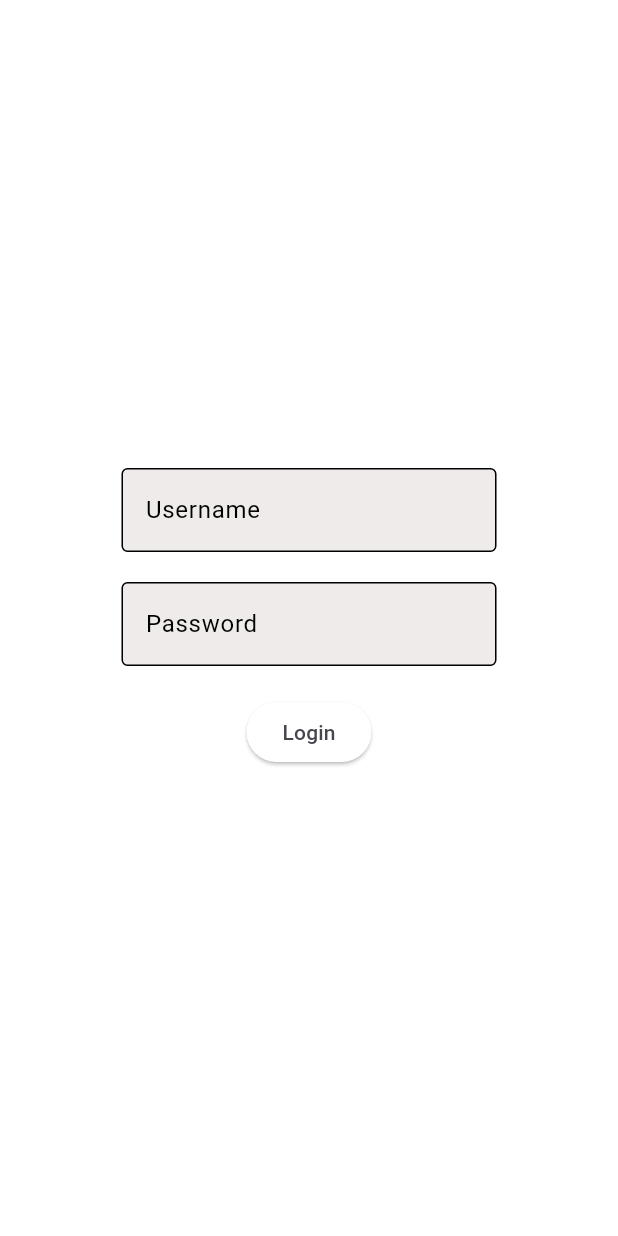
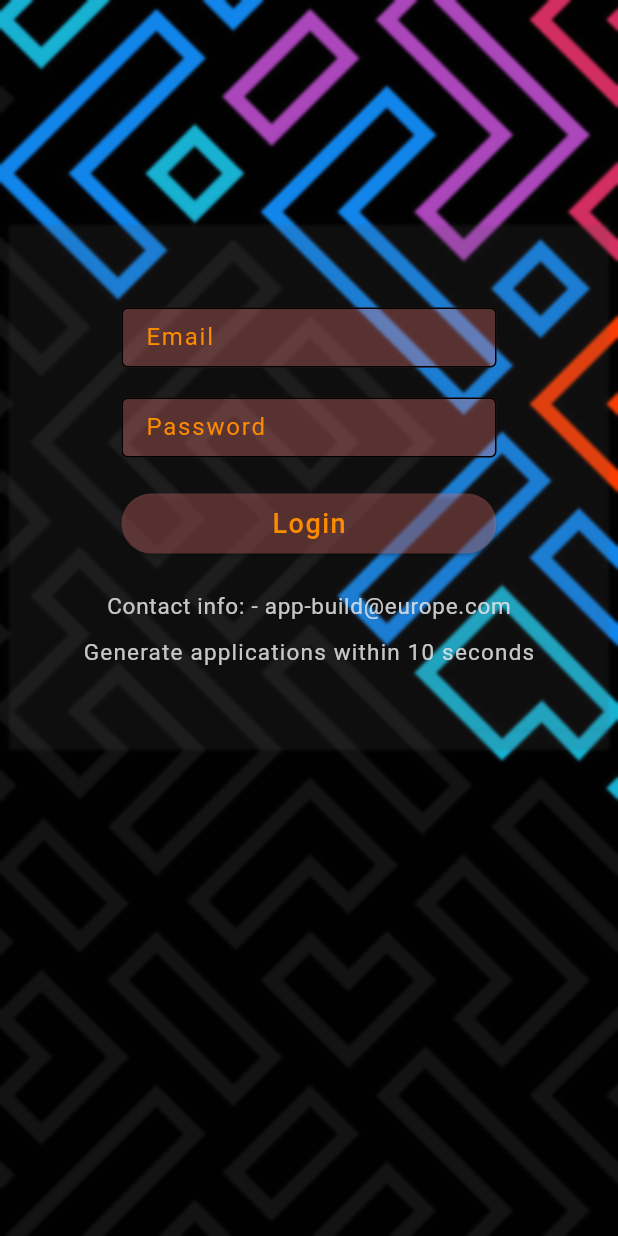
Before and after one commit to jabaere/enfappbuilder, a Flutter app: the screen it shows after launch, on a phone screen of 412 x 824 dp. Run offline on Flutter 3.47's test engine with Material 3 defaults, Android fonts, the phone set to English and light mode, and no system bars; our stand-ins replace firebase_auth, firebase_core, localstorage, quickalert; missing offline and left inert: dart:html, docx_template, syncfusion_flutter_pdf, universal_html; accounts and stored records are empty.

Commit message:
update loader

```diff
--- a/lib/main.dart
+++ b/lib/main.dart
@@ -70,7 +70,7 @@ class MyApp extends StatelessWidget {
         builder: (context, snapshot) {
           if (snapshot.connectionState == ConnectionState.waiting) {
             // Show a loading indicator while checking authentication status
-            return const CircularProgressIndicator(color: Colors.teal);
+            return const Center(child: SizedBox(width:50,height:50, child: CircularProgressIndicator(color: Colors.teal)));
           } else {
             // Decide which screen to show based on the authentication status
             return snapshot.data == true
--- a/lib/screens/login_screen.dart
+++ b/lib/screens/login_screen.dart
@@ -1,3 +1,4 @@
+import 'dart:ui';
 import 'package:flutter/material.dart';
 import 'package:localstorage/localstorage.dart';
 import 'package:firebase_auth/firebase_auth.dart';
@@ -8,54 +9,131 @@ class LoginScreen extends StatefulWidget {
   const LoginScreen({Key? key, required this.onLoginSuccess}) : super(key: key);
 
   @override
-  _LoginScreenState createState() => _LoginScreenState();
+  LoginScreenState createState() => LoginScreenState();
 }
 
-class _LoginScreenState extends State<LoginScreen> {
+class LoginScreenState extends State<LoginScreen> {
   final TextEditingController _usernameController = TextEditingController();
   final TextEditingController _passwordController = TextEditingController();
+  final fontColor = Colors.orange[600];
+  final heplerTextColor = const Color.fromARGB(221, 225, 227, 228);
 
+  bool isLargeScreen = true;
   @override
   Widget build(BuildContext context) {
+    Size screenSize = MediaQuery.of(context).size;
+
     return Scaffold(
-      body: Padding(
-        padding: const EdgeInsets.all(16.0),
-        child: Center(
+      body: Center(
+        child: Container(
+          width: MediaQuery.of(context).size.width,
+          decoration: const BoxDecoration(
+            image: DecorationImage(
+              image: AssetImage('assets/background.jpg'),
+              fit: BoxFit.cover,
+            ),
+          ),
+          child: Column(
+            children: [
+              Container(
+                width: 400,
+                height: 350,
+                margin: const EdgeInsets.only(top: 150.0),
+                color: const Color.fromARGB(41, 83, 83, 83),
+                child: BackdropFilter(
+                  filter: ImageFilter.blur(sigmaX: 1.0, sigmaY: 1.0),
+                  child: Container(
+                    color: Colors.transparent,
+                    child: Padding(
+                      padding: const EdgeInsets.all(28.0),
                       child: Column(
                         mainAxisAlignment: MainAxisAlignment.center,
                         children: [
                           SizedBox(
                             width: 250,
+                            height: 40,
                             child: TextField(
                               controller: _usernameController,
                               decoration: InputDecoration(
-                    labelText: 'Username',
+                                labelText: 'Email',
+                                labelStyle: TextStyle(color: fontColor,letterSpacing: 1.2),
                                 border: const OutlineInputBorder(),
                                 filled: true,
-                    fillColor: const Color.fromARGB(255, 240, 235, 235),
+                                fillColor:
+                                    const Color.fromARGB(82, 243, 123, 123),
+                                focusedBorder: const OutlineInputBorder(
+                                  borderSide: BorderSide(
+                                      color: Colors
+                                          .orange), // Set the focused border color
                                 ),
                               ),
                             ),
-              SizedBox(height: 20),
+                          ),
+                          const SizedBox(height: 20),
                           SizedBox(
                             width: 250,
+                            height: 40,
                             child: TextField(
                               controller: _passwordController,
                               obscureText: true,
                               decoration: InputDecoration(
                                 labelText: 'Password',
+                                labelStyle: TextStyle(color: fontColor,letterSpacing: 1.2),
                                 border: const OutlineInputBorder(),
                                 filled: true,
-                    fillColor: const Color.fromARGB(255, 240, 235, 235),
+                                fillColor:
+                                    const Color.fromARGB(82, 243, 123, 123),
+                                focusedBorder: const OutlineInputBorder(
+                                  borderSide: BorderSide(
+                                      color: Colors
+                                          .orange), // Set the focused border color
                                 ),
                               ),
                             ),
-              SizedBox(height: 20),
-              ElevatedButton(
+                          ),
+                          const SizedBox(height: 20),
+                          SizedBox(
+                            width: 250,
+                            child: ElevatedButton(
+                              style: ButtonStyle(
+                                  backgroundColor: MaterialStateProperty.all(
+                                      const Color.fromARGB(82, 243, 123, 123)),
+                                  foregroundColor:
+                                      MaterialStateProperty.all(Colors.white)),
                               onPressed: () {
                                 loginUser(context);
                               },
-                child: Text('Login'),
+                              child: Text('Login',
+                                  style: TextStyle(
+                                    fontSize: 18.0,
+                                    color: fontColor,
+                                    letterSpacing: 1
+                                  )),
+                            ),
+                          ),
+                          const SizedBox(height: 20),
+                          Text(
+                            'Contact info: - app-build@europe.com',
+                            style: TextStyle(
+                                color: heplerTextColor,
+                                letterSpacing: 0.5,
+                                fontSize: 15),
+                          ),
+                          const SizedBox(height: 10),
+                          Center(
+                            child: Text(
+                              'Generate applications within 10 seconds',
+                              style: TextStyle(
+                                  color: heplerTextColor,
+                                  letterSpacing: 0.8,
+                                  fontSize: screenSize.width > 600 ? 17 : 15),
+                            ),
+                          ),
+                        ],
+                      ),
+                    ),
+                  ),
+                ),
               ),
             ],
           ),
@@ -91,7 +169,7 @@ class _LoginScreenState extends State<LoginScreen> {
               onPressed: () {
                 Navigator.of(context).pop();
               },
-              child: Text('OK'),
+              child: const Text('OK'),
             ),
           ],
         ),
```
Lines whose indentation alone changed are shown as unchanged.
